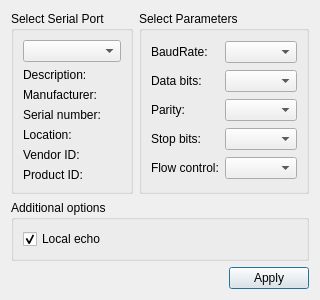
First picture: the form in settingsdialog.ui, repository babypp/GitStudy, before the edit.
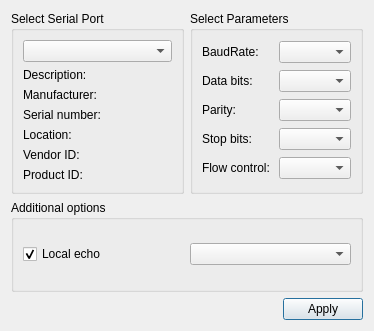
Second picture: the form after the edit.

Commit message: 1.Test 8 times for serial port. 2.add process bar when testing serial port. 3.serial test will display base on the tested device. 4.if serial port zero error, will error, this is one bug, fix and test again. 5.app will auto refresh and connect console port automaticly. 6.serial result dialog will exit automaticly.

The edit to the form file:
```diff
--- a/settingsdialog.ui
+++ b/settingsdialog.ui
@@ -6,8 +6,8 @@
    <rect>
     <x>0</x>
     <y>0</y>
-    <width>281</width>
-    <height>262</height>
+    <width>374</width>
+    <height>331</height>
    </rect>
   </property>
   <property name="windowTitle">
@@ -156,7 +156,7 @@
      <property name="title">
       <string>Additional options</string>
      </property>
-     <layout class="QVBoxLayout" name="verticalLayout">
+     <layout class="QHBoxLayout" name="horizontalLayout_2">
       <item>
        <widget class="QCheckBox" name="localEchoCheckBox">
         <property name="text">
@@ -167,6 +167,9 @@
         </property>
        </widget>
       </item>
+      <item>
+       <widget class="QComboBox" name="deviceListBox"/>
+      </item>
      </layout>
     </widget>
    </item>
```
The commit also changes 6 other files.
